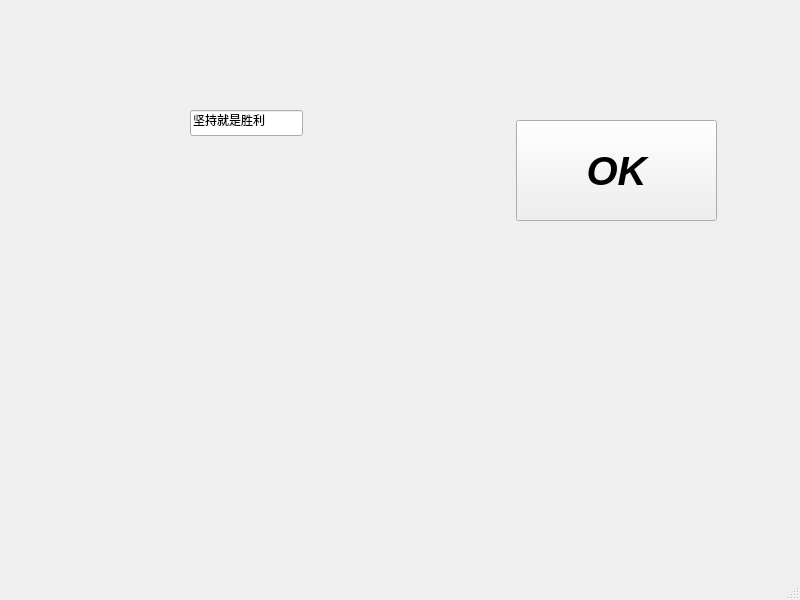
Old version of the form mainwindow.ui in the repository leizhiqt/qtstart.
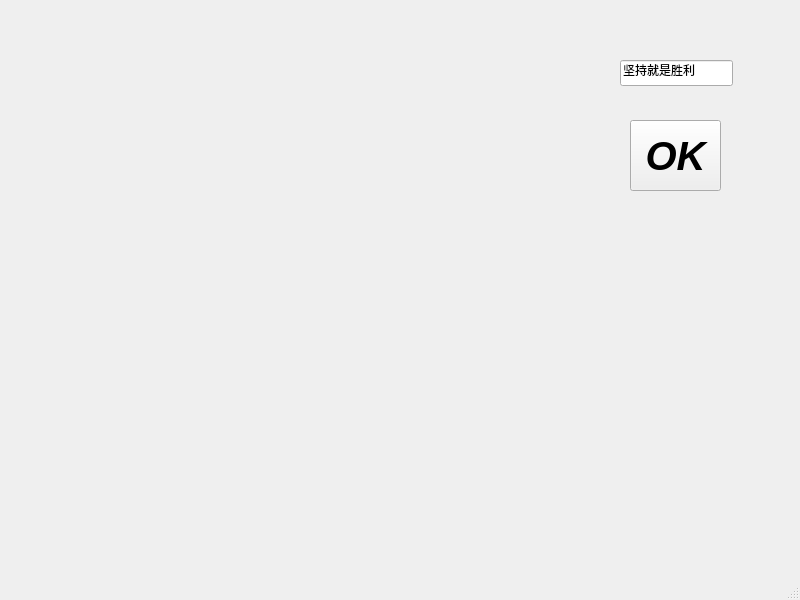
New version of the form. Icons and pictures are not drawn.

What changed in the file:
```diff
--- a/mainwindow.ui
+++ b/mainwindow.ui
@@ -17,10 +17,10 @@
    <widget class="QPushButton" name="pushButton">
     <property name="geometry">
      <rect>
-      <x>516</x>
+      <x>630</x>
       <y>120</y>
-      <width>201</width>
-      <height>101</height>
+      <width>91</width>
+      <height>71</height>
      </rect>
     </property>
     <property name="baseSize">
@@ -47,8 +47,8 @@
    <widget class="QLineEdit" name="lineEdit">
     <property name="geometry">
      <rect>
-      <x>190</x>
-      <y>110</y>
+      <x>620</x>
+      <y>60</y>
       <width>113</width>
       <height>26</height>
      </rect>
@@ -57,6 +57,16 @@
      <string>坚持就是胜利</string>
     </property>
    </widget>
+   <widget class="QWidget" name="labVideo" native="true">
+    <property name="geometry">
+     <rect>
+      <x>70</x>
+      <y>30</y>
+      <width>411</width>
+      <height>341</height>
+     </rect>
+    </property>
+   </widget>
   </widget>
   <widget class="QMenuBar" name="menubar">
    <property name="geometry">
```
